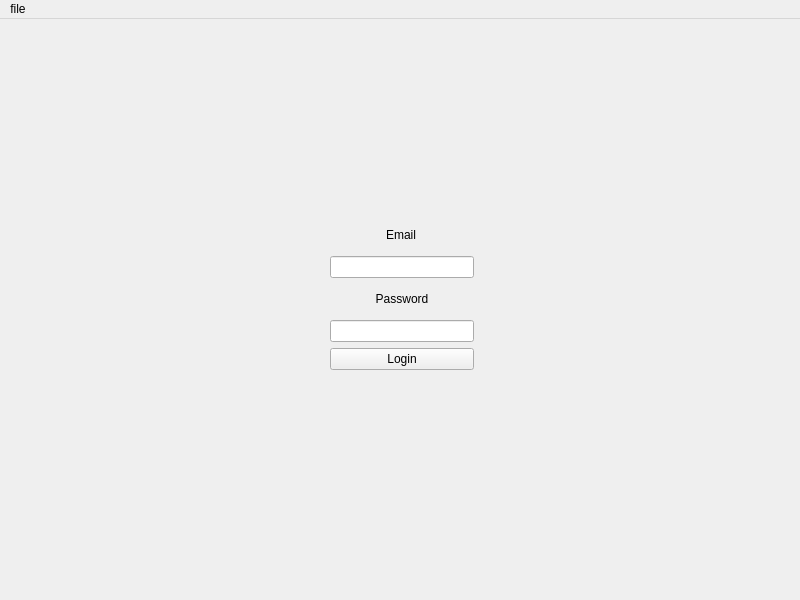
The window that ui/mainwindow.ui (JakWaterfall/E-transport-Marketplace) describes before a commit, drawn with Qt 5.
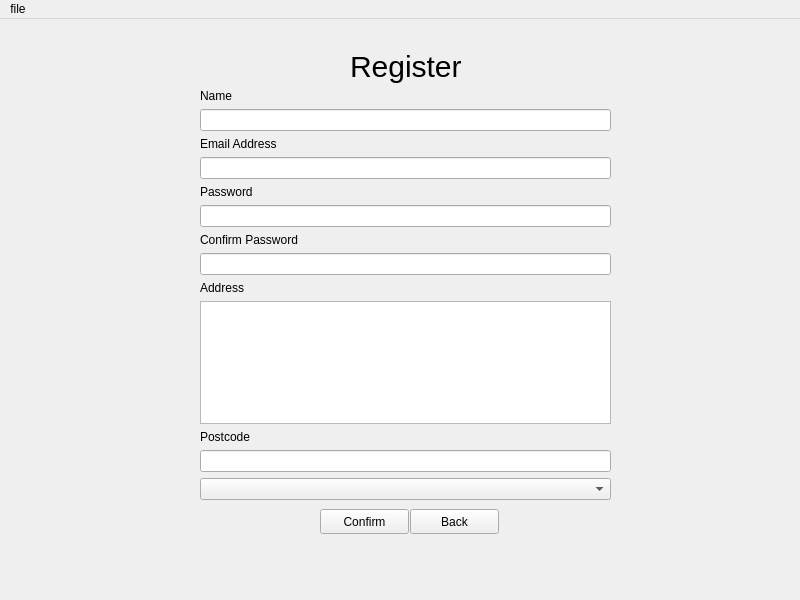
The same window after the commit. The open tabs and pages were chosen to show the change.

The edit to the form file:
```diff
--- a/ui/mainwindow.ui
+++ b/ui/mainwindow.ui
@@ -45,7 +45,7 @@
         <x>320</x>
         <y>190</y>
         <width>144</width>
-        <height>151</height>
+        <height>166</height>
        </rect>
       </property>
       <layout class="QVBoxLayout" name="verticalLayout">
@@ -97,7 +97,11 @@
         </widget>
        </item>
        <item>
-        <widget class="QLineEdit" name="passInput"/>
+        <widget class="QLineEdit" name="passInput">
+         <property name="echoMode">
+          <enum>QLineEdit::Password</enum>
+         </property>
+        </widget>
        </item>
        <item>
         <widget class="QPushButton" name="loginBtn">
@@ -115,6 +119,158 @@
       <zorder>passLabel</zorder>
       <zorder>emailLabel</zorder>
       <zorder>loginBtn</zorder>
+      <zorder>registerBtn</zorder>
+     </widget>
+    </widget>
+    <widget class="QWidget" name="registerPage">
+     <widget class="QLabel" name="headerLabel_OrderDetails">
+      <property name="geometry">
+       <rect>
+        <x>340</x>
+        <y>20</y>
+        <width>114</width>
+        <height>34</height>
+       </rect>
+      </property>
+      <property name="styleSheet">
+       <string notr="true">font-size:30px;</string>
+      </property>
+      <property name="text">
+       <string>Register</string>
+      </property>
+      <property name="alignment">
+       <set>Qt::AlignLeading|Qt::AlignLeft|Qt::AlignVCenter</set>
+      </property>
+      <property name="buddy">
+       <cstring>descEdit_NewOrder</cstring>
+      </property>
+     </widget>
+     <widget class="QPushButton" name="confirmRegisterBtn">
+      <property name="geometry">
+       <rect>
+        <x>310</x>
+        <y>480</y>
+        <width>89</width>
+        <height>25</height>
+       </rect>
+      </property>
+      <property name="text">
+       <string>Confirm</string>
+      </property>
+     </widget>
+     <widget class="QPushButton" name="backRegisterBtn">
+      <property name="geometry">
+       <rect>
+        <x>400</x>
+        <y>480</y>
+        <width>89</width>
+        <height>25</height>
+       </rect>
+      </property>
+      <property name="text">
+       <string>Back</string>
+      </property>
+     </widget>
+     <widget class="QWidget" name="layoutWidget">
+      <property name="geometry">
+       <rect>
+        <x>190</x>
+        <y>60</y>
+        <width>411</width>
+        <height>411</height>
+       </rect>
+      </property>
+      <layout class="QGridLayout" name="gridLayout">
+       <item row="2" column="0">
+        <widget class="QLabel" name="label_2">
+         <property name="text">
+          <string>Email Address</string>
+         </property>
+         <property name="buddy">
+          <cstring>EmailRegisterlineEdit</cstring>
+         </property>
+        </widget>
+       </item>
+       <item row="11" column="0">
+        <widget class="QLineEdit" name="postcodeRegisterlineEdit"/>
+       </item>
+       <item row="9" column="0">
+        <widget class="QPlainTextEdit" name="AddressRegisterTextEdit"/>
+       </item>
+       <item row="6" column="0">
+        <widget class="QLabel" name="label_4">
+         <property name="text">
+          <string>Confirm Password</string>
+         </property>
+         <property name="buddy">
+          <cstring>confirmPassRegisterlineEdit</cstring>
+         </property>
+        </widget>
+       </item>
+       <item row="10" column="0">
+        <widget class="QLabel" name="label_6">
+         <property name="text">
+          <string>Postcode</string>
+         </property>
+         <property name="buddy">
+          <cstring>postcodeRegisterlineEdit</cstring>
+         </property>
+        </widget>
+       </item>
+       <item row="3" column="0">
+        <widget class="QLineEdit" name="EmailRegisterlineEdit"/>
+       </item>
+       <item row="8" column="0">
+        <widget class="QLabel" name="label_5">
+         <property name="text">
+          <string>Address</string>
+         </property>
+         <property name="buddy">
+          <cstring>AddressRegisterTextEdit</cstring>
+         </property>
+        </widget>
+       </item>
+       <item row="7" column="0">
+        <widget class="QLineEdit" name="confirmPassRegisterlineEdit">
+         <property name="echoMode">
+          <enum>QLineEdit::Password</enum>
+         </property>
+        </widget>
+       </item>
+       <item row="0" column="0">
+        <widget class="QLabel" name="label">
+         <property name="text">
+          <string>Name</string>
+         </property>
+         <property name="buddy">
+          <cstring>nameRegisterlineEdit</cstring>
+         </property>
+        </widget>
+       </item>
+       <item row="5" column="0">
+        <widget class="QLineEdit" name="PassRegisterlineEdit">
+         <property name="echoMode">
+          <enum>QLineEdit::Password</enum>
+         </property>
+        </widget>
+       </item>
+       <item row="4" column="0">
+        <widget class="QLabel" name="label_3">
+         <property name="text">
+          <string>Password</string>
+         </property>
+         <property name="buddy">
+          <cstring>PassRegisterlineEdit</cstring>
+         </property>
+        </widget>
+       </item>
+       <item row="1" column="0">
+        <widget class="QLineEdit" name="nameRegisterlineEdit"/>
+       </item>
+       <item row="12" column="0">
+        <widget class="QComboBox" name="UserTypeRegistercomboBox"/>
+       </item>
+      </layout>
      </widget>
     </widget>
    </widget>
```
Left out of the diff: 31 changed lines with no effect on the pictures.
